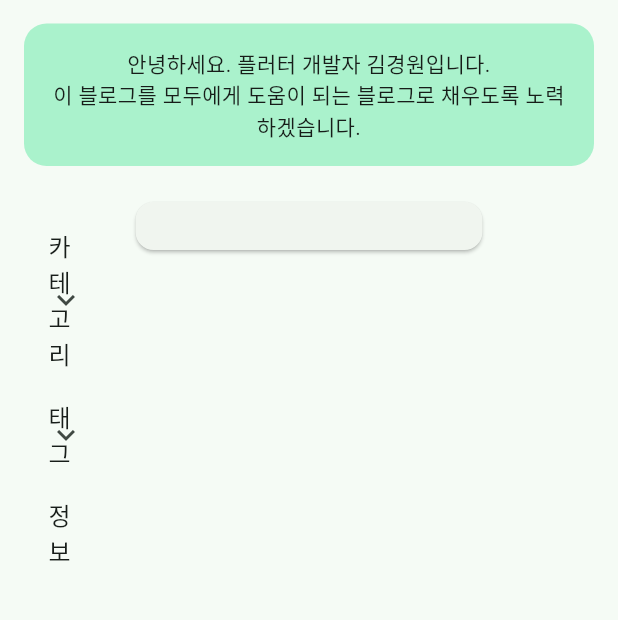
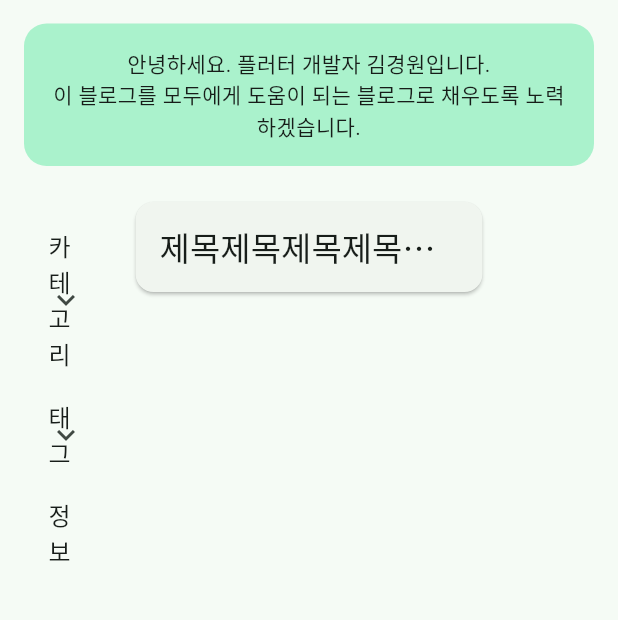
Before and after one commit to KimKyungWon0519/KimKyungWon0519.github.io, a Flutter app: the DesktopView screen opened directly, on a phone screen of 412 x 824 dp, the part 101-721 px from its top. Run offline on Flutter 3.47's test engine with Material 3 defaults, Android fonts, the phone set to English and light mode, and no system bars; our stand-ins replace responsive_builder; Roboto replaces fonts that are missing (GmarketSans).

Commit message:
FEAT: Create Preview Title

```diff
--- a/lib/src/feature/presentation/home_page/local_widgets/desktop/preview.dart
+++ b/lib/src/feature/presentation/home_page/local_widgets/desktop/preview.dart
@@ -9,10 +9,26 @@ class Preview extends StatelessWidget {
       margin: const EdgeInsets.all(8),
       child: Padding(
         padding: const EdgeInsets.all(16),
-        child: Row(
-          children: [],
+        child: Column(
+          children: [
+            _Title(),
+          ],
         ),
       ),
     );
   }
 }
+
+class _Title extends StatelessWidget {
+  const _Title({super.key});
+
+  @override
+  Widget build(BuildContext context) {
+    return Text(
+      '제목' * 100,
+      maxLines: 1,
+      style: Theme.of(context).textTheme.titleLarge,
+      overflow: TextOverflow.ellipsis,
+    );
+  }
+}
```
